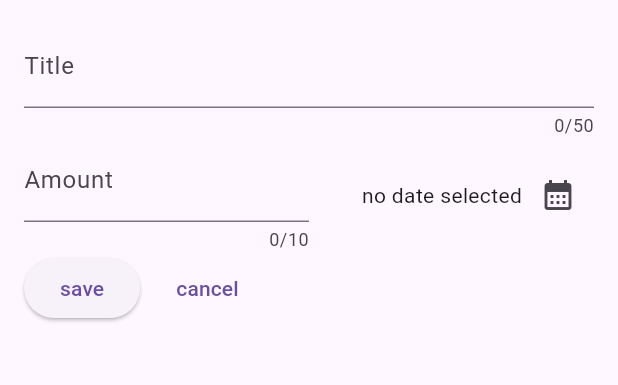
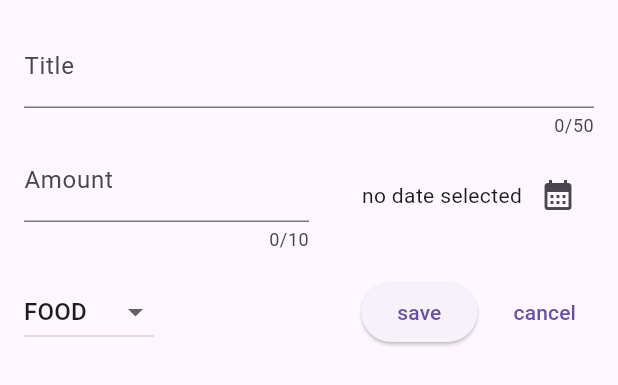
Before and after one commit to nisiyus/expense-tracker, a Flutter app: the NewExpense widget shown alone on an empty page, opened directly, on a phone screen of 412 x 824 dp. Shown: the top 385 px of the screen. Run offline on Flutter 3.47's test engine with Material 2 defaults, Android fonts, the phone set to English and light mode, and no system bars.

Commit message:
add dropdown button

```diff
--- a/lib/widgets/new_expense.dart
+++ b/lib/widgets/new_expense.dart
@@ -12,6 +12,7 @@ class _NewExpense extends State<NewExpense> {
   final _titleController = TextEditingController();
   final _amountController = TextEditingController();
   DateTime? _selectedDate;
+  Category _selectedCategory = Category.food;
 
   void _presentDatePicker() async {
     final now = DateTime.now();
@@ -73,8 +74,27 @@ class _NewExpense extends State<NewExpense> {
               ),
             ],
           ),
+          const SizedBox(height: 16),
           Row(
             children: [
+              DropdownButton(
+                  value: _selectedCategory,
+                  items: Category.values
+                      .map((category) => DropdownMenuItem(
+                          value: category,
+                          child: Text(
+                            category.name.toUpperCase(),
+                          )))
+                      .toList(),
+                  onChanged: (value) {
+                    if (value == null) {
+                      return;
+                    }
+                    setState(() {
+                      _selectedCategory = value;
+                    });
+                  }),
+              const Spacer(),
               ElevatedButton(onPressed: () {}, child: const Text('save')),
               const SizedBox(width: 12),
               TextButton(
```
